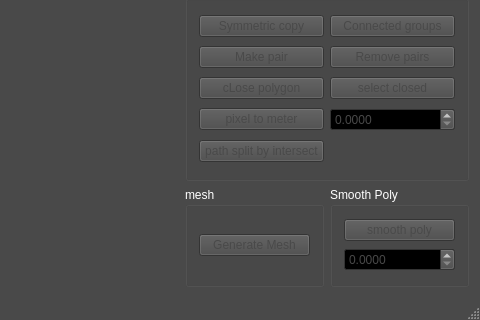
Old version of the form sewingeditor.ui in the repository dolphin-li/SewingEditor; both pictures show x 696 to 1176 and y 544 to 864 of the 1176 by 864 pixel window.
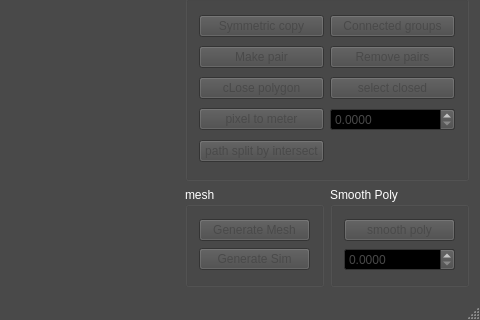
New version of the form. Custom widgets are drawn as their Qt base class.

Patch:
```diff
--- a/sewingeditor.ui
+++ b/sewingeditor.ui
@@ -1092,6 +1092,13 @@
           </property>
          </widget>
         </item>
+        <item row="1" column="0">
+         <widget class="QPushButton" name="pbGenerateSim">
+          <property name="text">
+           <string>Generate Sim</string>
+          </property>
+         </widget>
+        </item>
        </layout>
       </widget>
      </item>
```
